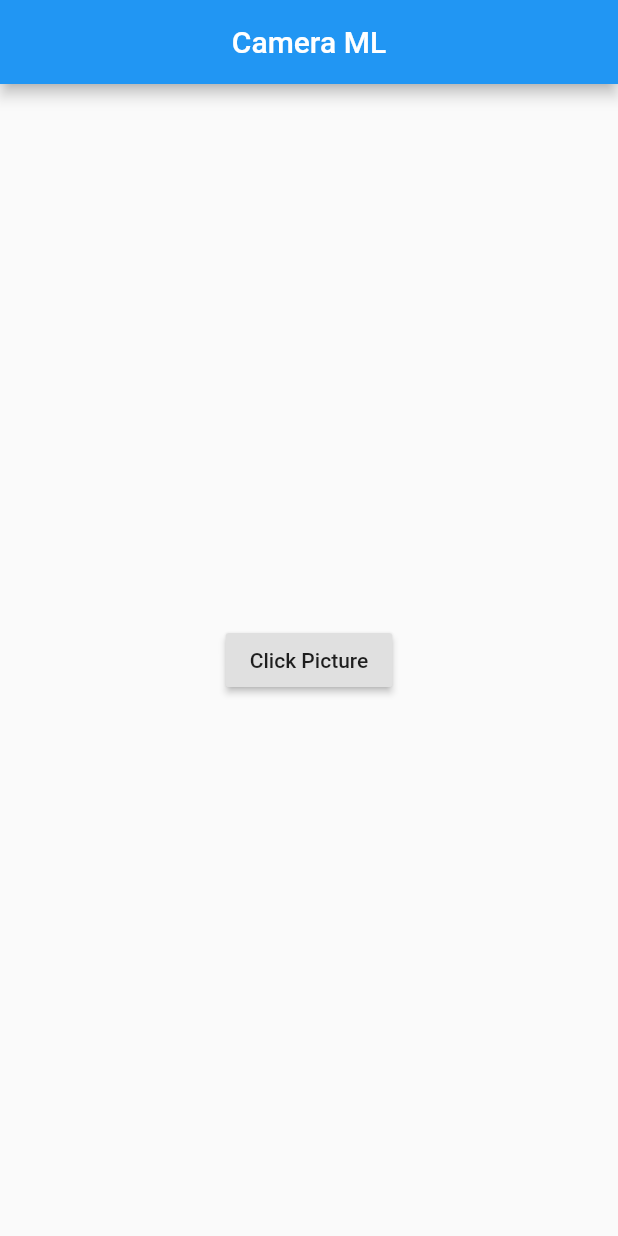
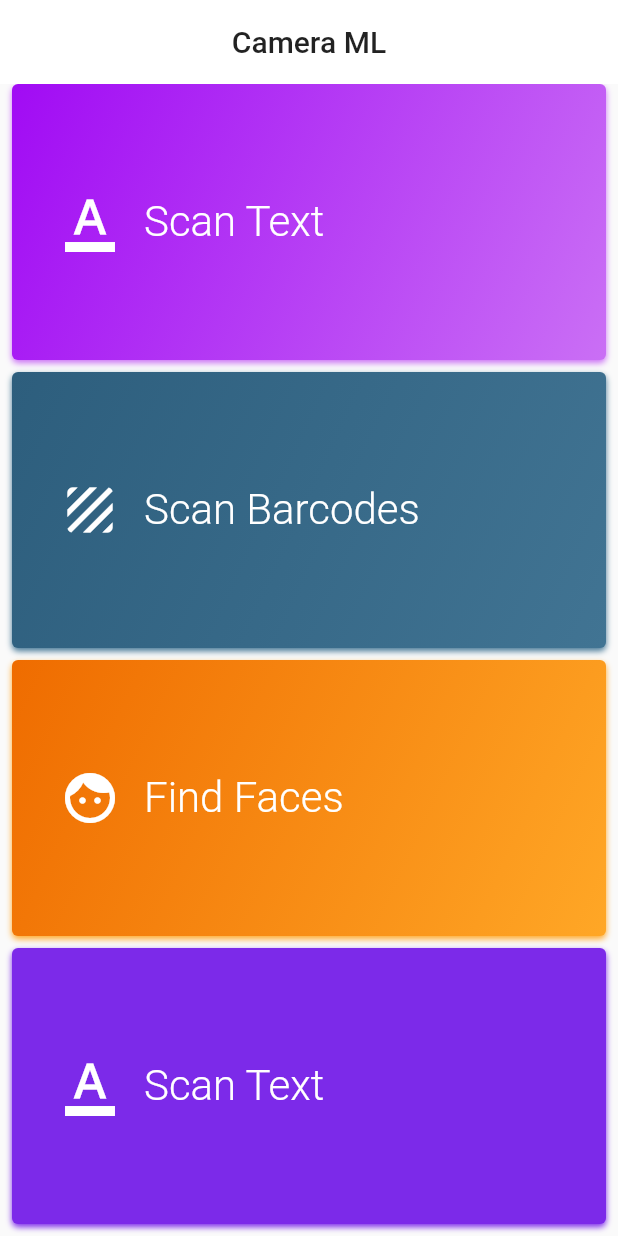
Before and after one commit to TEDConsulting/flutter_camera_ml, a Flutter app: the screen it shows after launch, on a phone screen of 412 x 824 dp. Run offline on Flutter 3.47's test engine with Material 2 defaults, Android fonts, the phone set to English and light mode, and no system bars; our stand-ins replace image_picker; missing offline and left inert: firebase_ml_vision; accounts and stored records are empty.

Commit message:
Update Home Page UI

```diff
--- a/lib/home.dart
+++ b/lib/home.dart
@@ -12,6 +12,8 @@ class HomePageState extends State<HomePage> {
   Widget build(BuildContext context) {
     return Scaffold(
       appBar: AppBar(
+        backgroundColor: Colors.white,
+        elevation: 0.0,
         title: Text("Camera ML"),
         centerTitle: true,
       ),
@@ -23,19 +25,49 @@ class HomePageState extends State<HomePage> {
     return Container(
       width: MediaQuery.of(context).size.width,
       child: Column(
-        mainAxisAlignment: MainAxisAlignment.center,
-        crossAxisAlignment: CrossAxisAlignment.center,
         children: <Widget>[
-          RaisedButton(
-            child: Text('Click Picture'),
-            onPressed: _pickImageAndStart,
+          Expanded(
+            child: _buildOptionCard(
+              () => _startScanText(),
+              const Color(0xFFA10BF4),
+              const Color(0xFFCA6FF5),
+              "Scan Text",
+              Icons.format_color_text,
+            ),
+          ),
+          Expanded(
+            child: _buildOptionCard(
+              () => print('Scan Text'),
+              const Color(0xFF2D5E7D),
+              const Color(0xFF417493),
+              "Scan Barcodes",
+              Icons.texture,
+            ),
+          ),
+          Expanded(
+            child: _buildOptionCard(
+              () => print('Scan Text'),
+              Colors.orange[800],
+              Colors.orange[400],
+              "Find Faces",
+              Icons.face,
+            ),
+          ),
+          Expanded(
+            child: _buildOptionCard(
+              () => print('Scan Text'),
+              const Color(0xFF7C2AE9),
+              const Color(0xFF7C2AE9),
+              "Scan Text",
+              Icons.format_color_text,
+            ),
           ),
         ],
       ),
     );
   }
 
-  _pickImageAndStart() async {
+  _startScanText() async {
     var imageFile = await ImagePicker.pickImage(source: ImageSource.camera);
     if (imageFile != null) {
       Navigator.of(context).push(
@@ -48,7 +80,64 @@ class HomePageState extends State<HomePage> {
     }
   }
 
-  Widget _buildOptionCard(VoidCallback onPressed, Color colorOne, Color colorSecond) {
-
+  Widget _buildOptionCard(
+    VoidCallback onPressed,
+    Color colorOne,
+    Color colorSecond,
+    String text,
+    IconData icon,
+  ) {
+    return Container(
+      margin: EdgeInsets.only(bottom: 8.0, left: 8.0, right: 8.0),
+      child: Container(
+        decoration: BoxDecoration(
+          borderRadius: BorderRadius.all(Radius.circular(4.0)),
+          gradient: LinearGradient(
+            end: Alignment.bottomRight,
+            begin: Alignment.topLeft,
+            colors: [
+              colorOne,
+              colorSecond,
+            ],
+          ),
+          boxShadow: [
+            BoxShadow(
+              color: colorSecond,
+              blurRadius: 3.0,
+              offset: Offset(0.0, 2.0),
+            ),
+          ],
+        ),
+        child: Material(
+          type: MaterialType.transparency,
+          child: InkWell(
+            onTap: onPressed,
+            child: Container(
+              padding: EdgeInsets.symmetric(vertical: 16.0, horizontal: 32.0),
+              child: Row(
+                children: <Widget>[
+                  Icon(
+                    icon,
+                    color: Colors.white,
+                    size: 40.0,
+                  ),
+                  SizedBox(
+                    width: 16.0,
+                  ),
+                  Text(
+                    text,
+                    style: TextStyle(
+                      color: Colors.white,
+                      fontSize: 28.0,
+                      fontWeight: FontWeight.w300,
+                    ),
+                  ),
+                ],
+              ),
+            ),
+          ),
+        ),
+      ),
+    );
   }
 }
--- a/lib/main.dart
+++ b/lib/main.dart
@@ -10,7 +10,7 @@ class MyApp extends StatelessWidget {
     return new MaterialApp(
       title: 'Camera ML',
       theme: new ThemeData(
-        primarySwatch: Colors.blue,
+        primarySwatch: Colors.grey,
       ),
       home: HomePage(),
       debugShowCheckedModeBanner: false,
```
